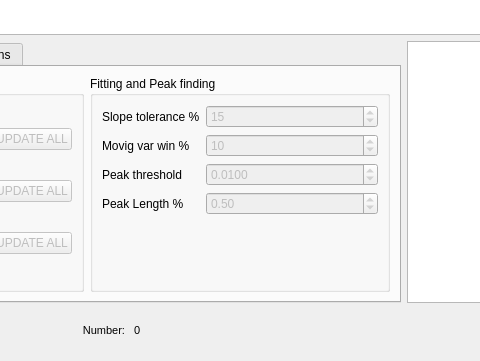
lando1784/SiMPlE, file qt/SiMPlE_main.ui: the form before one commit; both pictures show x 301 to 781 and y 489 to 850 of the 1064 by 850 pixel window.
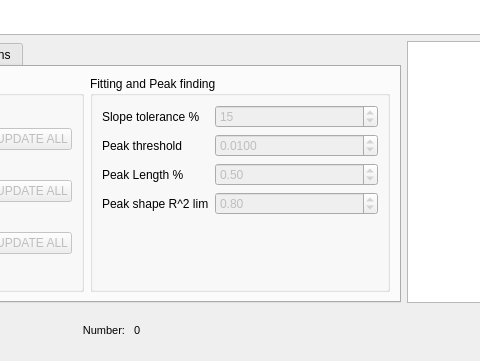
The form after the commit. The open tabs and pages were chosen to show the change. Custom widgets are drawn as their Qt base class.

Commit message: e 016 - Everything is working fine now... peaks detection in fieri

Patch:
```diff
--- a/qt/SiMPlE_main.ui
+++ b/qt/SiMPlE_main.ui
@@ -340,62 +340,65 @@
               </widget>
              </item>
              <item row="1" column="1">
-              <widget class="QSpinBox" name="movVarPcNum">
+              <widget class="QDoubleSpinBox" name="peakThrsNumDbl">
                <property name="enabled">
                 <bool>false</bool>
                </property>
-               <property name="minimum">
-                <number>1</number>
+               <property name="decimals">
+                <number>4</number>
+               </property>
+               <property name="value">
+                <double>0.010000000000000</double>
+               </property>
+              </widget>
+             </item>
+             <item row="2" column="1">
+              <widget class="QDoubleSpinBox" name="peakLenPcNumDbl">
+               <property name="enabled">
+                <bool>false</bool>
+               </property>
+               <property name="value">
+                <double>0.500000000000000</double>
+               </property>
+              </widget>
+             </item>
+             <item row="3" column="1">
+              <widget class="QDoubleSpinBox" name="rsqLimNumDbl">
+               <property name="enabled">
+                <bool>false</bool>
+               </property>
+               <property name="decimals">
+                <number>2</number>
                </property>
                <property name="maximum">
-                <number>100</number>
+                <double>1.000000000000000</double>
+               </property>
+               <property name="singleStep">
+                <double>0.010000000000000</double>
                </property>
                <property name="value">
-                <number>10</number>
+                <double>0.800000000000000</double>
                </property>
               </widget>
              </item>
-             <item row="2" column="0">
+             <item row="1" column="0">
               <widget class="QLabel" name="label_8">
                <property name="text">
                 <string>Peak threshold</string>
                </property>
               </widget>
              </item>
-             <item row="1" column="0">
-              <widget class="QLabel" name="label_9">
-               <property name="text">
-                <string>Movig var win %</string>
-               </property>
-              </widget>
-             </item>
-             <item row="3" column="0">
+             <item row="2" column="0">
               <widget class="QLabel" name="label_10">
                <property name="text">
                 <string>Peak Length %</string>
                </property>
               </widget>
              </item>
-             <item row="2" column="1">
-              <widget class="QDoubleSpinBox" name="peakThrsPcNum">
-               <property name="enabled">
-                <bool>false</bool>
-               </property>
-               <property name="decimals">
-                <number>4</number>
-               </property>
-               <property name="value">
-                <double>0.010000000000000</double>
-               </property>
-              </widget>
-             </item>
-             <item row="3" column="1">
-              <widget class="QDoubleSpinBox" name="movAvgPcNum">
-               <property name="enabled">
-                <bool>false</bool>
-               </property>
-               <property name="value">
-                <double>0.500000000000000</double>
+             <item row="3" column="0">
+              <widget class="QLabel" name="label_9">
+               <property name="text">
+                <string>Peak shape R^2 lim</string>
                </property>
               </widget>
              </item>
```
Left out of the diff: 2 changed lines with no effect on the pictures. The commit also changes 3 other files.
